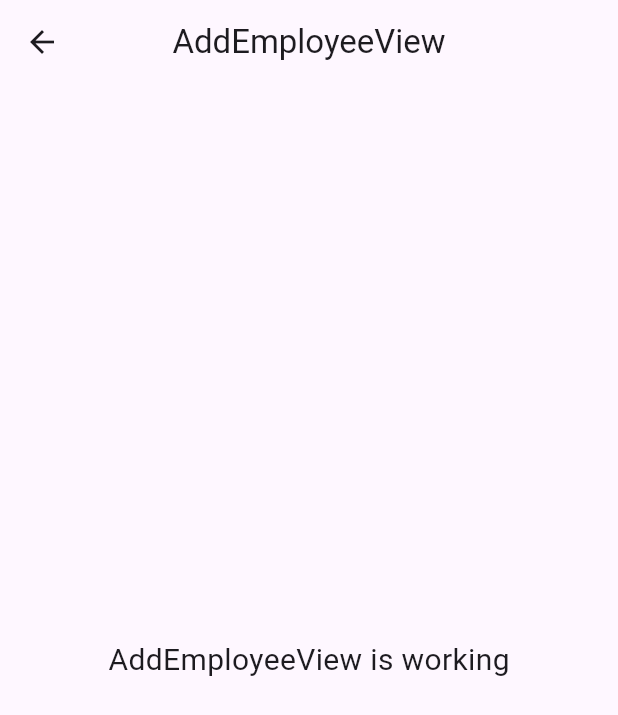
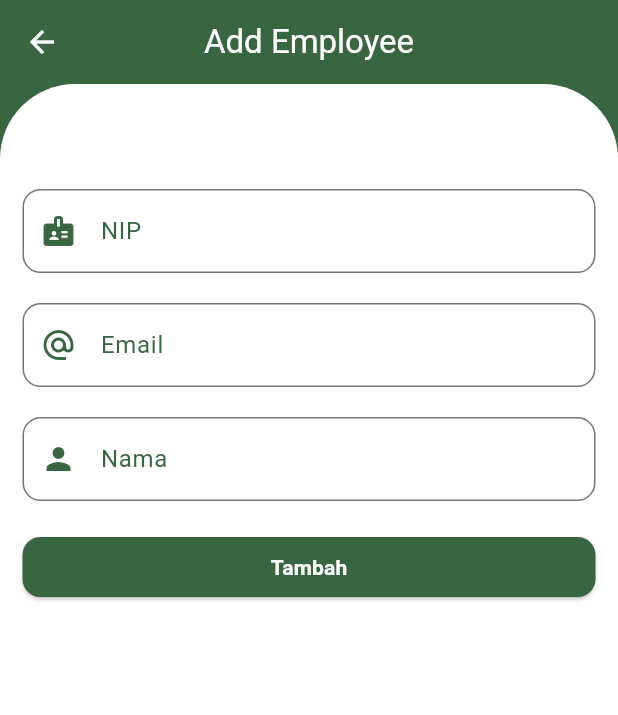
Before and after one commit to RizkyArdiansyahhh/mobile-app-presence, a Flutter app: the AddEmployeeView screen opened by its route, on a phone screen of 412 x 824 dp. Shown: the top 715 px of the screen. Run offline on Flutter 3.47's test engine with Material 3 defaults, Android fonts, the light colour scheme and no system bars; our stand-ins replace cloud_firestore, firebase_auth, firebase_core, get; accounts and stored records are empty.

Commit message:
add create employee controller

```diff
--- a/lib/app/modules/add_employee/controllers/employee_controller.dart
+++ b/lib/app/modules/add_employee/controllers/employee_controller.dart
@@ -1,3 +1,4 @@
+import 'package:cloud_firestore/cloud_firestore.dart';
 import 'package:firebase_auth/firebase_auth.dart';
 import 'package:get/get.dart';
 import 'package:presence_app/app/modules/add_employee/controllers/add_employee_controller.dart';
@@ -7,21 +8,41 @@ class EmployeeController extends GetxController {
       Get.find<AddEmployeeController>();
 
   final FirebaseAuth auth = FirebaseAuth.instance;
+  final FirebaseFirestore firestore = FirebaseFirestore.instance;
 
   void showSnackbar(String title, String message) {
     Get.snackbar(title, message, duration: const Duration(milliseconds: 1500));
   }
 
   void addEmployee() async {
+    if (addEmployeeController.nipController.text.isNotEmpty &&
+        addEmployeeController.emailController.text.isNotEmpty &&
+        addEmployeeController.nameController.text.isNotEmpty) {
       try {
         final credential = await auth.createUserWithEmailAndPassword(
           email: addEmployeeController.emailController.text,
           password: "password",
         );
+
+        if (credential.user != null) {
+          String uid = credential.user!.uid;
+
+          await firestore.collection("employees").add({
+            "nip": addEmployeeController.nipController.text,
+            "email": addEmployeeController.emailController.text,
+            "name": addEmployeeController.nameController.text,
+            "password": "Password",
+            "created_At": DateTime.now().toIso8601String(),
+            "uid": uid,
+          });
+        }
       } on FirebaseAuthException catch (e) {
         if (e.code == 'weak-password') {
           print('The password provided is too weak.');
-        showSnackbar("Terjadi Kesalahan", "The password provided is too weak.");
+          showSnackbar(
+            "Terjadi Kesalahan",
+            "The password provided is too weak.",
+          );
         } else if (e.code == 'email-already-in-use') {
           print('The account already exists for that email.');
           showSnackbar(
@@ -37,3 +58,4 @@ class EmployeeController extends GetxController {
       }
     }
   }
+}
--- a/lib/app/modules/add_employee/views/add_employee_view.dart
+++ b/lib/app/modules/add_employee/views/add_employee_view.dart
@@ -1,6 +1,8 @@
 import 'package:flutter/material.dart';
 
 import 'package:get/get.dart';
+import 'package:presence_app/app/modules/add_employee/controllers/employee_controller.dart';
+import 'package:presence_app/app/widgets/input_widget.dart';
 
 import '../controllers/add_employee_controller.dart';
 
@@ -8,14 +10,66 @@ class AddEmployeeView extends GetView<AddEmployeeController> {
   @override
   Widget build(BuildContext context) {
     return Scaffold(
+      backgroundColor: const Color(0xff386641),
       appBar: AppBar(
-        title: Text('AddEmployeeView'),
+        iconTheme: const IconThemeData(color: Colors.white),
+        title: Text('Add Employee', style: TextStyle(color: Colors.white)),
         centerTitle: true,
+        backgroundColor: const Color(0xff386641),
       ),
-      body: Center(
-        child: Text(
-          'AddEmployeeView is working',
-          style: TextStyle(fontSize: 20),
+      body: Container(
+        padding: EdgeInsets.symmetric(horizontal: 15, vertical: 20),
+        height: double.infinity,
+        decoration: BoxDecoration(
+          color: Colors.white,
+          borderRadius: BorderRadius.only(
+            topLeft: Radius.circular(50),
+            topRight: Radius.circular(50),
+          ),
+        ),
+        child: ListView(
+          children: [
+            const SizedBox(height: 50),
+            InputWidget(
+              label: "NIP",
+              icon: const Icon(Icons.badge),
+              controller: controller.nipController,
+              textInputType: TextInputType.number,
+            ),
+            const SizedBox(height: 20),
+            InputWidget(
+              label: "Email",
+              icon: const Icon(Icons.alternate_email),
+              controller: controller.emailController,
+              textInputType: TextInputType.emailAddress,
+            ),
+            const SizedBox(height: 20),
+            InputWidget(
+              label: "Nama",
+              icon: const Icon(Icons.person),
+              controller: controller.nameController,
+              textInputType: TextInputType.text,
+            ),
+            const SizedBox(height: 20),
+            ElevatedButton(
+              onPressed: () {
+                Get.find<EmployeeController>().addEmployee();
+              },
+              style: ElevatedButton.styleFrom(
+                backgroundColor: const Color(0xff386641),
+                shape: RoundedRectangleBorder(
+                  borderRadius: BorderRadius.circular(12),
+                ),
+              ),
+              child: Text(
+                "Tambah",
+                style: TextStyle(
+                  color: Colors.white,
+                  fontWeight: FontWeight.w700,
+                ),
+              ),
+            ),
+          ],
         ),
       ),
     );
--- a/lib/app/modules/home/views/home_view.dart
+++ b/lib/app/modules/home/views/home_view.dart
@@ -1,6 +1,7 @@
 import 'package:flutter/material.dart';
 
 import 'package:get/get.dart';
+import 'package:presence_app/app/routes/app_pages.dart';
 
 import '../controllers/home_controller.dart';
 
@@ -9,14 +10,17 @@ class HomeView extends GetView<HomeController> {
   Widget build(BuildContext context) {
     return Scaffold(
       appBar: AppBar(
-        title: Text('HomeView'),
-        centerTitle: true,
+        title: Text('Presence'),
+        centerTitle: false,
+        actions: [
+          IconButton(
+            onPressed: () => Get.toNamed(Routes.ADD_EMPLOYEE),
+            icon: Icon(Icons.person_add),
+          ),
+        ],
       ),
       body: Center(
-        child: Text(
-          'HomeView is working',
-          style: TextStyle(fontSize: 20),
-        ),
+        child: Text('HomeView is working', style: TextStyle(fontSize: 20)),
       ),
     );
   }
--- /dev/null
+++ b/lib/app/widgets/input_widget.dart
@@ -0,0 +1,35 @@
+import 'package:flutter/material.dart';
+
+class InputWidget extends StatelessWidget {
+  final controller;
+  final String label;
+  final Icon icon;
+  final TextInputType textInputType;
+
+  const InputWidget({
+    super.key,
+    this.controller,
+    required this.label,
+    required this.icon,
+    required this.textInputType,
+  });
+
+  @override
+  Widget build(BuildContext context) {
+    return TextField(
+      controller: (controller != null) ? controller : null,
+      keyboardType: textInputType,
+      decoration: InputDecoration(
+        labelText: label,
+        labelStyle: TextStyle(color: const Color(0xff386641)),
+        prefixIcon: icon,
+        prefixIconColor: const Color(0xff386641),
+        border: OutlineInputBorder(borderRadius: BorderRadius.circular(12)),
+        focusedBorder: OutlineInputBorder(
+          borderRadius: BorderRadius.circular(12),
+          borderSide: const BorderSide(color: Color(0xff386641)),
+        ),
+      ),
+    );
+  }
+}
--- a/lib/main.dart
+++ b/lib/main.dart
@@ -11,6 +11,7 @@ void main() async {
   await Firebase.initializeApp(options: DefaultFirebaseOptions.currentPlatform);
   runApp(
     GetMaterialApp(
+      debugShowCheckedModeBanner: false,
       title: "Application",
       initialRoute: AppPages.INITIAL,
       getPages: AppPages.routes,
--- a/pubspec.yaml
+++ b/pubspec.yaml
@@ -6,6 +6,7 @@ environment:
   sdk: ^3.8.0
 
 dependencies:
+  cloud_firestore: ^5.6.12
   firebase_auth: ^5.7.0
   firebase_core: 3.15.2
   flutter:
```
Also changed, not shown: pubspec.lock, 4 other files. Lines whose indentation alone changed are shown as unchanged.
